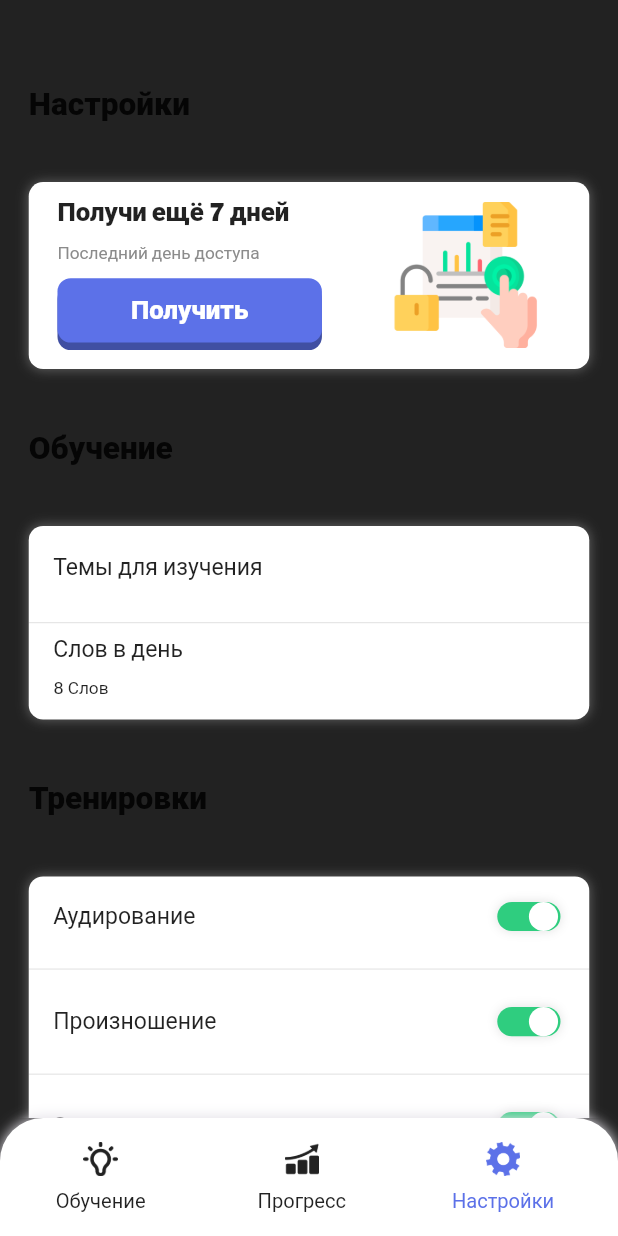
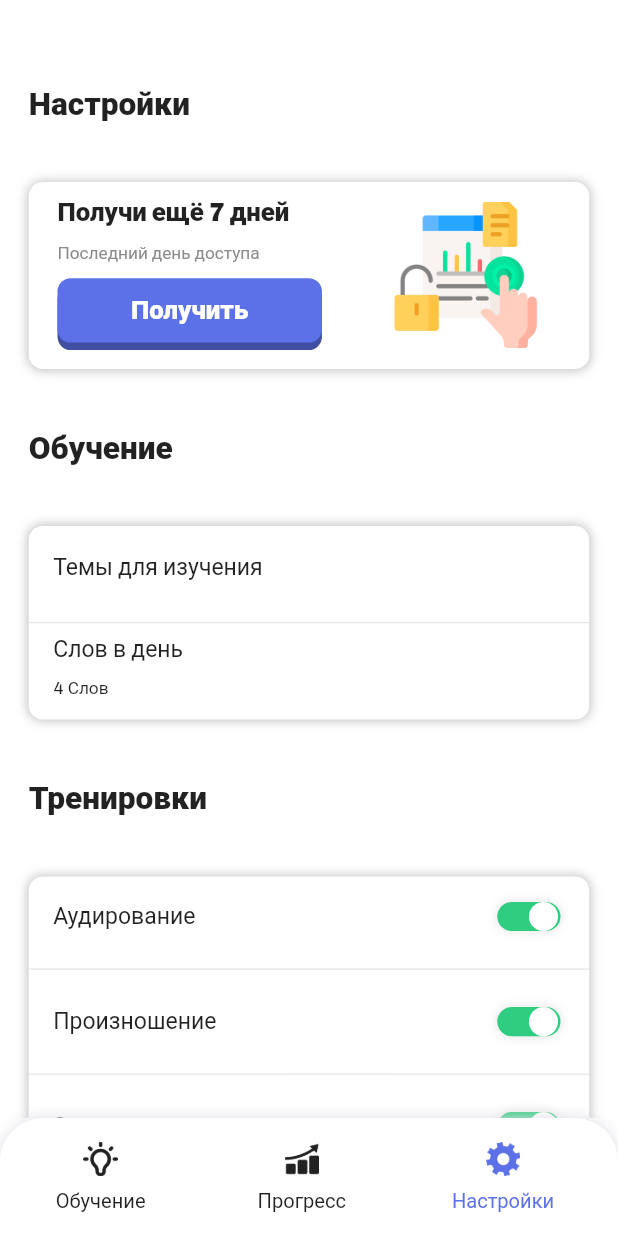
Before and after one commit to anatoliyKaragodin/one_minute_english_2, a Flutter app: the MainAppMenuScreenView screen opened directly, swiped to page 3, on a phone screen of 412 x 824 dp. Run offline on Flutter 3.47's test engine with Material 2 defaults, Android fonts, the phone set to English and light mode, and no system bars; our stand-ins replace carousel_slider, flutter_local_notifications, flutter_riverpod, flutter_svg, percent_indicator, shared_preferences and 1 more; accounts and stored records are empty; statements that could not run were skipped.

Commit message:
need one screen more for settings

```diff
--- a/lib/main.dart
+++ b/lib/main.dart
@@ -1,4 +1,5 @@
 import 'package:one_minute_english/src/screens/choose_level_and_themes_screen/view/choose_level_and_themes_screen_view.dart';
+import 'package:one_minute_english/src/screens/main_app_menu_screen/view/main_app_menu_screen_view.dart';
 import 'package:one_minute_english/src/services/notifications_service.dart';
 import 'package:one_minute_english/src/utils/library.dart';
 import 'package:one_minute_english/src/screens/start_screen/view/start_screen_view.dart';
@@ -29,12 +30,13 @@ class MyApp extends StatelessWidget {
     return MaterialApp(
       debugShowCheckedModeBanner: false,
       theme: ThemeData(
-        scaffoldBackgroundColor: MyColors.blackColor87,
+        scaffoldBackgroundColor:
+            isDarkTheme ? MyColors.blackColor87 : MyColors.whiteColor,
         colorScheme: ColorScheme.fromSeed(
             seedColor: Colors.deepPurple, brightness: systemBrightness),
         useMaterial3: false,
       ),
-      home: const StartScreenView(),
+      home: const MainAppMenuScreenView(),
       routes: {
         const StartScreenView().route: (context) => const StartScreenView(),
         const ChooseLvlAndThemesScreenView().route: (context) =>
--- a/lib/src/screens/choose_level_and_themes_screen/view/widgtes/list_of_themes_widget.dart
+++ b/lib/src/screens/choose_level_and_themes_screen/view/widgtes/list_of_themes_widget.dart
@@ -8,9 +8,11 @@ import '../../../../utils/my_parameters.dart';
 
 class ListOfThemesWidget extends ConsumerStatefulWidget {
   final int lang;
+  final double? height;
   const ListOfThemesWidget({
     super.key,
     required this.lang,
+    this.height
   });
 
   @override
@@ -100,7 +102,7 @@ class _ListOfThemesWidgetState extends ConsumerState<ListOfThemesWidget> {
       AppLanguage.listOfLanguages[widget.lang][LangKey.phrasalVerbs],
     ];
     return SizedBox(
-      height: myParameters.pixelHeight * 670,
+      height: myParameters.pixelHeight * (widget.height??670),
       child: ListView.builder(
           physics: const BouncingScrollPhysics(),
           itemCount: 21,
--- a/lib/src/screens/main_app_menu_screen/view/main_app_menu_screen_view.dart
+++ b/lib/src/screens/main_app_menu_screen/view/main_app_menu_screen_view.dart
@@ -102,7 +102,7 @@ class _MainAppMenuScreenViewState extends ConsumerState<MainAppMenuScreenView> {
                           color: index == menuIndex
                               ? MyColors.mainColor
                               : isDarkTheme
-                                  ? MyColors.whiteColor
+                                  ? MyColors.textLiteGreyColor
                                   : MyColors.blackColor87,
                           height: myParameters.pixelHeight * 26,
                           width: myParameters.pixelWidth * 26,
@@ -116,7 +116,7 @@ class _MainAppMenuScreenViewState extends ConsumerState<MainAppMenuScreenView> {
                                 color: index == menuIndex
                                     ? MyColors.mainColor
                                     : isDarkTheme
-                                        ? MyColors.whiteColor
+                                        ? MyColors.textLiteGreyColor
                                         : MyColors.blackColor87,
                                 fontFamily: MyConstants.fontLabel,
                                 fontSize: myParameters.pixelWidth * 14),
--- a/lib/src/screens/main_menu_settings/model/settings.dart
+++ b/lib/src/screens/main_menu_settings/model/settings.dart
@@ -3,6 +3,9 @@ class Settings {
   final bool pronunciationOn;
   final bool answerSoundOn;
   final int rating;
+  final int pageIndex;
+  final bool notificationsIsOn;
+  final int wordsNumberIndex;
 
 //<editor-fold desc="Data Methods">
   const Settings({
@@ -10,6 +13,9 @@ class Settings {
     required this.pronunciationOn,
     required this.answerSoundOn,
     required this.rating,
+    required this.pageIndex,
+    required this.notificationsIsOn,
+    required this.wordsNumberIndex,
   });
 
   @override
@@ -20,14 +26,20 @@ class Settings {
           listeningOn == other.listeningOn &&
           pronunciationOn == other.pronunciationOn &&
           answerSoundOn == other.answerSoundOn &&
-          rating == other.rating);
+          rating == other.rating &&
+          pageIndex == other.pageIndex &&
+          notificationsIsOn == other.notificationsIsOn &&
+          wordsNumberIndex == other.wordsNumberIndex);
 
   @override
   int get hashCode =>
       listeningOn.hashCode ^
       pronunciationOn.hashCode ^
       answerSoundOn.hashCode ^
-      rating.hashCode;
+      rating.hashCode ^
+      pageIndex.hashCode ^
+      notificationsIsOn.hashCode ^
+      wordsNumberIndex.hashCode;
 
   @override
   String toString() {
@@ -36,6 +48,9 @@ class Settings {
         ' pronunciationOn: $pronunciationOn,' +
         ' answerSoundOn: $answerSoundOn,' +
         ' rating: $rating,' +
+        ' pageIndex: $pageIndex,' +
+        ' notificationsIsOn: $notificationsIsOn,' +
+        ' wordsNumberIndex: $wordsNumberIndex,' +
         '}';
   }
 
@@ -44,12 +59,18 @@ class Settings {
     bool? pronunciationOn,
     bool? answerSoundOn,
     int? rating,
+    int? pageIndex,
+    bool? notificationsIsOn,
+    int? wordsNumberIndex,
   }) {
     return Settings(
       listeningOn: listeningOn ?? this.listeningOn,
       pronunciationOn: pronunciationOn ?? this.pronunciationOn,
       answerSoundOn: answerSoundOn ?? this.answerSoundOn,
       rating: rating ?? this.rating,
+      pageIndex: pageIndex ?? this.pageIndex,
+      notificationsIsOn: notificationsIsOn ?? this.notificationsIsOn,
+      wordsNumberIndex: wordsNumberIndex ?? this.wordsNumberIndex,
     );
   }
 
@@ -59,6 +80,9 @@ class Settings {
       'pronunciationOn': this.pronunciationOn,
       'answerSoundOn': this.answerSoundOn,
       'rating': this.rating,
+      'pageIndex': this.pageIndex,
+      'notificationsIsOn': this.notificationsIsOn,
+      'wordsNumberIndex': this.wordsNumberIndex,
     };
   }
 
@@ -68,6 +92,9 @@ class Settings {
       pronunciationOn: map['pronunciationOn'] as bool,
       answerSoundOn: map['answerSoundOn'] as bool,
       rating: map['rating'] as int,
+      pageIndex: map['pageIndex'] as int,
+      notificationsIsOn: map['notificationsIsOn'] as bool,
+      wordsNumberIndex: map['wordsNumberIndex'] as int,
     );
   }
 
--- a/lib/src/screens/main_menu_settings/view/settings_view.dart
+++ b/lib/src/screens/main_menu_settings/view/settings_view.dart
@@ -1,7 +1,10 @@
 import 'package:one_minute_english/src/screens/main_menu_settings/controller/settings_controller.dart';
 import 'package:one_minute_english/src/screens/main_menu_settings/model/settings.dart';
+import 'package:one_minute_english/src/screens/main_menu_settings/view/widgets/pages/choose_themes_settings_page.dart';
+import 'package:one_minute_english/src/screens/main_menu_settings/view/widgets/pages/notifications_view.dart';
 import 'package:one_minute_english/src/screens/main_menu_settings/view/widgets/my_rating_widget.dart';
 import 'package:one_minute_english/src/screens/main_menu_settings/view/widgets/my_switch.dart';
+import 'package:one_minute_english/src/screens/main_menu_settings/view/widgets/pages/words_per_day_view.dart';
 import 'package:one_minute_english/src/utils/library.dart';
 
 import '../../../../main.dart';
@@ -20,12 +23,30 @@ class SettingsView extends ConsumerStatefulWidget {
 }
 
 class _SettingsViewState extends ConsumerState<SettingsView> {
+  static const numberOfWords = [4, 8, 10, 15, 20, 30];
+
+
   @override
   Widget build(BuildContext context) {
     final myParameters = MyParameters(context);
     final langIndex = ref.watch(startScreenProvider).chosenLanguageIndex;
     final lang = AppLanguage.listOfLanguages[langIndex];
     final settings = ref.watch(settingsProvider);
+    final settingsPages = [
+      buildMainSettings(myParameters, lang, settings),
+      const NotificationsView(),
+      const ChooseThemesSettingsView(),
+      const WordsPerDayView()
+    ];
+    return PageView.builder(
+        itemCount: settingsPages.length,
+        itemBuilder: (BuildContext context, int index) {
+          return settingsPages[settings.pageIndex];
+        });
+  }
+
+  SingleChildScrollView buildMainSettings(
+      MyParameters myParameters, Map<LangKey, String> lang, Settings settings) {
     return SingleChildScrollView(
       child: Padding(
         padding: EdgeInsets.symmetric(
@@ -39,7 +60,7 @@ class _SettingsViewState extends ConsumerState<SettingsView> {
             buildGet7DaysAccessContainer(myParameters, lang),
             buildBigText(
                 myParameters, lang[LangKey.education]!, MyColors.greyColor),
-            buildEducationContainer(myParameters, lang),
+            buildEducationContainer(myParameters, lang, settings.wordsNumberIndex),
             buildBigText(
                 myParameters, lang[LangKey.trainings]!, MyColors.greyColor),
             buildTrainingsContainer(myParameters, lang, settings),
@@ -78,7 +99,7 @@ class _SettingsViewState extends ConsumerState<SettingsView> {
   }
 
   Container buildEducationContainer(
-      MyParameters myParameters, Map<LangKey, String> lang) {
+      MyParameters myParameters, Map<LangKey, String> lang, int wordsNumberIndex) {
     return Container(
         height: myParameters.pixelHeight * 146,
         width: myParameters.pixelWidth * 390,
@@ -97,11 +118,16 @@ class _SettingsViewState extends ConsumerState<SettingsView> {
           children: [
             SizedBox(
                 height: myParameters.pixelHeight * 63,
+                child: InkWell(
+                  onTap: () {SettingsController.onTapIndexPage(ref, 2);},
                   child: buildNormalText(
-                    myParameters, lang[LangKey.themesForLearning]!, 16)),
+                      myParameters, lang[LangKey.themesForLearning]!, 16),
+                )),
             const Divider(),
             SizedBox(
                 height: myParameters.pixelHeight * 63,
+                child: InkWell(
+                  onTap: () {SettingsController.onTapIndexPage(ref, 3);},
                   child: Column(
                     children: [
                       buildNormalText(
@@ -110,8 +136,9 @@ class _SettingsViewState extends ConsumerState<SettingsView> {
                         height: myParameters.pixelHeight * 11,
                       ),
                       buildNormalText(
-                        myParameters, '8 ${lang[LangKey.words]!}', 12),
+                          myParameters, '${numberOfWords[wordsNumberIndex]} ${lang[LangKey.words]!}', 12),
                     ],
+                  ),
                 )),
           ],
         ));
@@ -201,7 +228,7 @@ class _SettingsViewState extends ConsumerState<SettingsView> {
   Container buildOtherContainer(
       MyParameters myParameters, Map<LangKey, String> lang) {
     return Container(
-        height: myParameters.pixelHeight * 219,
+        height: myParameters.pixelHeight * 296.3,
         width: myParameters.pixelWidth * 390,
         decoration: BoxDecoration(
             color:
@@ -218,13 +245,29 @@ class _SettingsViewState extends ConsumerState<SettingsView> {
           children: [
             SizedBox(
                 height: myParameters.pixelHeight * 60,
+                child: InkWell(
+                  onTap: () {},
                   child: buildNormalText(
-                    myParameters, lang[LangKey.notifications]!, 16)),
+                      myParameters, lang[LangKey.restorePurchases]!, 16),
+                )),
             const Divider(),
             SizedBox(
                 height: myParameters.pixelHeight * 60,
+                child: InkWell(
+                  onTap: () {
+                    SettingsController.onTapIndexPage(ref, 1);
+                  },
                   child: buildNormalText(
-                    myParameters, lang[LangKey.termsOfUse]!, 16)),
+                      myParameters, lang[LangKey.notifications]!, 16),
+                )),
+            const Divider(),
+            SizedBox(
+                height: myParameters.pixelHeight * 60,
+                child: InkWell(
+                  onTap: () {},
+                  child: buildNormalText(
+                      myParameters, lang[LangKey.termsOfUse]!, 16),
+                )),
             const Divider(),
             SizedBox(
                 height: myParameters.pixelHeight * 60,
--- a/lib/src/utils/app_language/app_language.dart
+++ b/lib/src/utils/app_language/app_language.dart
@@ -148,5 +148,6 @@
   rateTheApp,
   other,
   notifications,
-  privacyPolicy
+  privacyPolicy,
+  chooseHowManyWordsYouWantToLearn
 }
--- a/lib/src/utils/app_language/lang_ru.dart
+++ b/lib/src/utils/app_language/lang_ru.dart
@@ -90,5 +90,7 @@ class LangRu {
     LangKey.other: 'Другое',
     LangKey.notifications: 'Напоминания',
     LangKey.privacyPolicy: 'Политика конфиденциальности',
+    LangKey.chooseHowManyWordsYouWantToLearn:
+        'Выбери, сколько слов в день ты хочешь изучать'
   };
 }
```
Also changed, not shown: lib/src/screens/main_menu_settings/controller/settings_controller.dart (+12 -0 lines), lib/src/screens/main_menu_settings/model/settings_model.dart (+16 -1 lines), lib/src/screens/main_menu_settings/view/widgets/pages/choose_themes_settings_page.dart (added, +89 -0 lines), lib/src/screens/main_menu_settings/view/widgets/pages/notifications_view.dart (added, +69 -0 lines), lib/src/screens/main_menu_settings/view/widgets/pages/words_per_day_view.dart (added, +171 -0 lines). Lines whose indentation alone changed are shown as unchanged.
